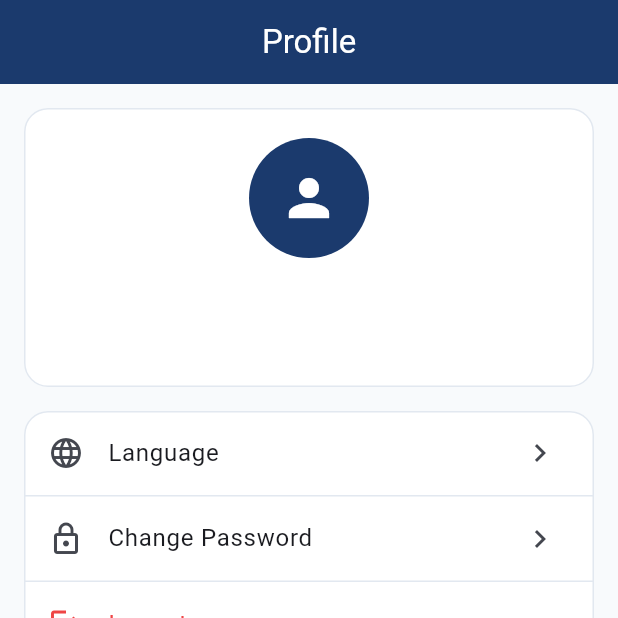
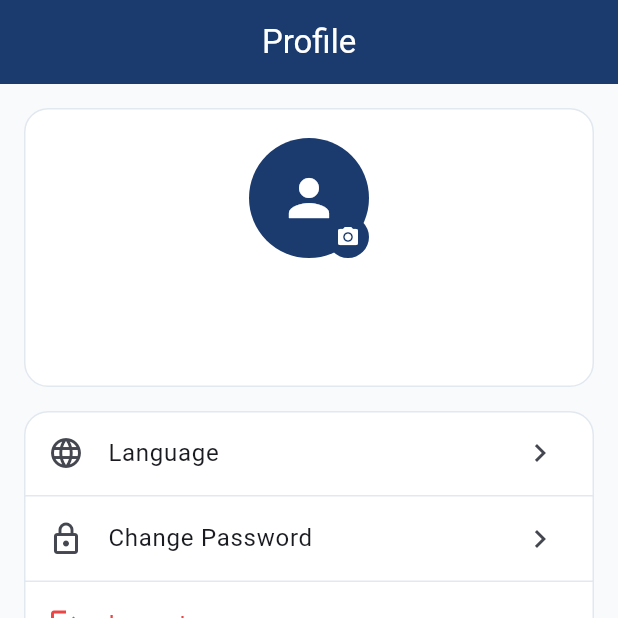
Before and after one commit to codexkw/City-Group-Flutter, a Flutter app: the ProfileScreen screen opened by its route, on a phone screen of 412 x 824 dp, the top half of it. Run offline on Flutter 3.47's test engine with Material 3 defaults, Android fonts, the phone set to English and light mode, and no system bars; our stand-ins replace dio, firebase_core, firebase_messaging, flutter_riverpod, flutter_secure_storage, geolocator and 4 more; missing offline and left inert: flutter_background_service; accounts and stored records are empty; generated files the repository leaves out were written again; network calls fail; project files that could hold a hidden picture were left out.

Commit message:
feat(profile): display user photo and add camera button to change it
- Profile screen: show profile photo with camera overlay button to
  take new selfie, upload via API, and refresh auth state
- Home screen: show user profile photo in welcome card instead of
  hardcoded icon

Co-Authored-By: Claude Opus 4.6 <noreply@anthropic.com>

```diff
--- a/lib/features/profile/presentation/screens/profile_screen.dart
+++ b/lib/features/profile/presentation/screens/profile_screen.dart
@@ -1,17 +1,66 @@
+import 'dart:convert';
+import 'dart:io';
+
 import 'package:flutter/material.dart';
 import 'package:flutter_riverpod/flutter_riverpod.dart';
 import 'package:go_router/go_router.dart';
+import 'package:image_picker/image_picker.dart';
 
 import '../../../../core/theme/app_theme.dart';
 import '../../../../core/router/app_router.dart';
 import '../../../../l10n/app_localizations.dart';
 import '../../../auth/presentation/providers/auth_provider.dart';
+import '../../data/profile_repository.dart';
 
-class ProfileScreen extends ConsumerWidget {
+class ProfileScreen extends ConsumerStatefulWidget {
   const ProfileScreen({super.key});
 
   @override
-  Widget build(BuildContext context, WidgetRef ref) {
+  ConsumerState<ProfileScreen> createState() => _ProfileScreenState();
+}
+
+class _ProfileScreenState extends ConsumerState<ProfileScreen> {
+  bool _isUploading = false;
+
+  Future<void> _changePhoto() async {
+    final picker = ImagePicker();
+    final photo = await picker.pickImage(
+      source: ImageSource.camera,
+      preferredCameraDevice: CameraDevice.front,
+      maxWidth: 800,
+      maxHeight: 800,
+      imageQuality: 80,
+    );
+    if (photo == null) return;
+
+    setState(() => _isUploading = true);
+    try {
+      final bytes = await File(photo.path).readAsBytes();
+      final base64 = base64Encode(bytes);
+      final profileRepo = ProfileRepository(ref.read(apiClientProvider));
+      await profileRepo.updateProfile(profilePhotoBase64: base64);
+
+      // Refresh auth state to pick up new photo URL
+      ref.invalidate(authStateProvider);
+
+      if (mounted) {
+        ScaffoldMessenger.of(context).showSnackBar(
+          const SnackBar(content: Text('Photo updated')),
+        );
+      }
+    } catch (_) {
+      if (mounted) {
+        ScaffoldMessenger.of(context).showSnackBar(
+          SnackBar(content: Text(AppLocalizations.of(context).errorOccurred)),
+        );
+      }
+    } finally {
+      if (mounted) setState(() => _isUploading = false);
+    }
+  }
+
+  @override
+  Widget build(BuildContext context) {
     final l10n = AppLocalizations.of(context);
     final authState = ref.watch(authStateProvider);
     final user = authState.value;
@@ -27,10 +76,39 @@ class ProfileScreen extends ConsumerWidget {
               padding: const EdgeInsets.all(20),
               child: Column(
                 children: [
-                  const CircleAvatar(
-                    radius: 40,
-                    backgroundColor: AppColors.primary,
-                    child: Icon(Icons.person, color: Colors.white, size: 40),
+                  Stack(
+                    children: [
+                      CircleAvatar(
+                        radius: 40,
+                        backgroundColor: AppColors.primary,
+                        backgroundImage: user?.profilePhotoUrl != null
+                            ? NetworkImage(user!.profilePhotoUrl!)
+                            : null,
+                        child: user?.profilePhotoUrl == null
+                            ? const Icon(Icons.person, color: Colors.white, size: 40)
+                            : null,
+                      ),
+                      Positioned(
+                        bottom: 0,
+                        right: 0,
+                        child: GestureDetector(
+                          onTap: _isUploading ? null : _changePhoto,
+                          child: Container(
+                            padding: const EdgeInsets.all(6),
+                            decoration: const BoxDecoration(
+                              color: AppColors.primary,
+                              shape: BoxShape.circle,
+                            ),
+                            child: _isUploading
+                                ? const SizedBox(
+                                    width: 16, height: 16,
+                                    child: CircularProgressIndicator(strokeWidth: 2, color: Colors.white),
+                                  )
+                                : const Icon(Icons.camera_alt, color: Colors.white, size: 16),
+                          ),
+                        ),
+                      ),
+                    ],
                   ),
                   const SizedBox(height: 12),
                   Text(
```
Also changed, not shown: lib/features/home/presentation/screens/home_screen.dart (+9 -3 lines).
